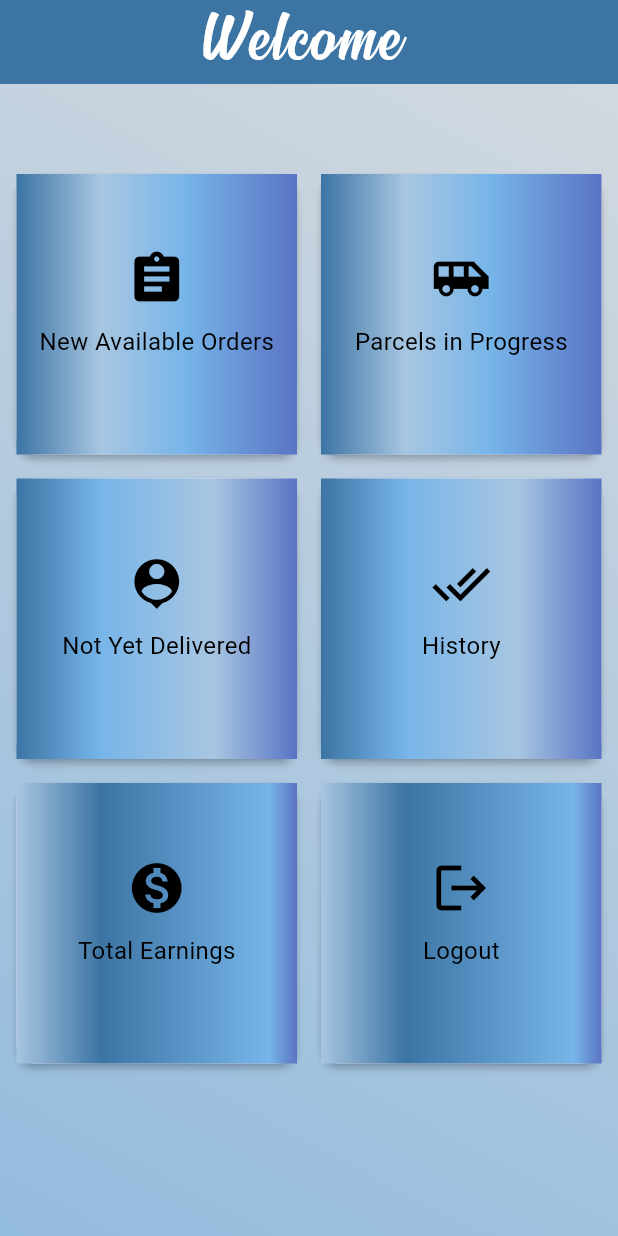
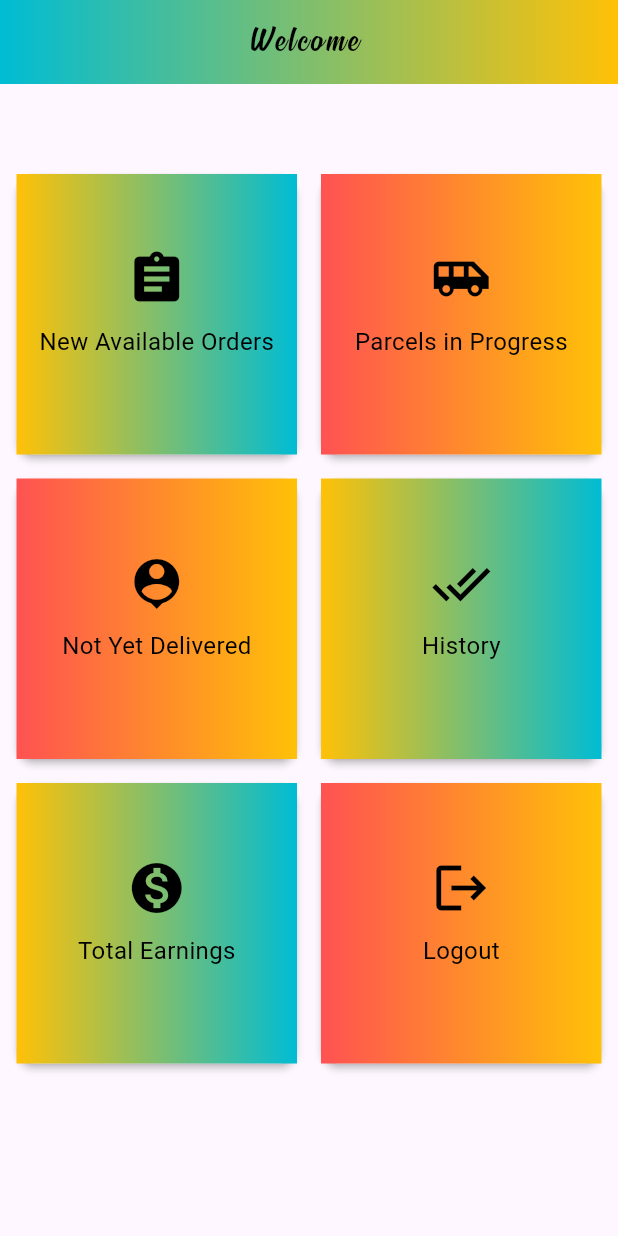
Before and after one commit to AyeshaSajid2/ridersapp-updated, a Flutter app: the HomeScreen screen opened directly, on a phone screen of 412 x 824 dp. Run offline on Flutter 3.47's test engine with Material 3 defaults, Android fonts, the phone set to English and light mode, and no system bars; our stand-ins replace carousel_slider, cloud_firestore, firebase_auth, firebase_core, firebase_storage, geocoding and 3 more; accounts and stored records are empty.

Commit message:
added maps

```diff
--- /dev/null
+++ b/lib/assistantMethods/get_current_location.dart
@@ -0,0 +1,24 @@
+import 'package:ridersapp/global/global.dart';
+import 'package:geocoding/geocoding.dart';
+import 'package:geolocator/geolocator.dart';
+
+class UserLocation
+{
+  getCurrentLocation() async
+  {
+    Position newPosition = await Geolocator.getCurrentPosition(
+      desiredAccuracy: LocationAccuracy.high,
+    );
+
+    position = newPosition;
+
+    placeMarks = await placemarkFromCoordinates(
+      position!.latitude,
+      position!.longitude,
+    );
+
+    Placemark pMark = placeMarks![0];
+
+    completeAddress = '${pMark.subThoroughfare} ${pMark.thoroughfare}, ${pMark.subLocality} ${pMark.locality}, ${pMark.subAdministrativeArea}, ${pMark.administrativeArea} ${pMark.postalCode}, ${pMark.country}';
+  }
+}
--- a/lib/global/global.dart
+++ b/lib/global/global.dart
@@ -1,5 +1,20 @@
 import 'package:firebase_auth/firebase_auth.dart';
+import 'package:geocoding/geocoding.dart';
+import 'package:geolocator/geolocator.dart';
 import 'package:shared_preferences/shared_preferences.dart';
 
 SharedPreferences? sharedPreferences;
 FirebaseAuth firebaseAuth = FirebaseAuth.instance;
+
+Position? position;
+List<Placemark>? placeMarks;
+String completeAddress="";
+
+
+//   //const Color(0xFF39F3BB),
+//                 const Color.fromARGB(255, 60, 116, 164),
+//                 const Color.fromARGB(255, 168, 198, 225),
+//                 const Color(0xFF77B5E9),
+//                 const Color(0xFF5A74C4),
+//               ],
+//               [0.0, 0.3, 0.6, 1.0],
--- a/lib/home_screen/main_screen.dart
+++ b/lib/home_screen/main_screen.dart
@@ -1,59 +1,85 @@
-// ignore_for_file: library_private_types_in_public_api
-
 import 'package:flutter/material.dart';
-// ignore: unused_import
+import 'package:ridersapp/assistantMethods/get_current_location.dart';
 import 'package:ridersapp/authentication/auth_screen.dart';
 import 'package:ridersapp/global/global.dart';
+import 'package:ridersapp/home_screen/new_orders_screen.dart';
+import 'package:ridersapp/home_screen/parcel_in_progress_screen.dart';
 
 class HomeScreen extends StatefulWidget {
-  // ignore: use_super_parameters
   const HomeScreen({Key? key}) : super(key: key);
 
   @override
   _HomeScreenState createState() => _HomeScreenState();
 }
 
-class _HomeScreenState extends State<HomeScreen> {
-  Card makeDashboardItem(String title, IconData iconData, int index,
-      List<Color> gradientColors, List<double> gradientStops) {
+
+
+class _HomeScreenState extends State<HomeScreen>
+{
+  Card makeDashboardItem(String title, IconData iconData, int index)
+  {
     return Card(
       elevation: 2,
       margin: const EdgeInsets.all(8),
       child: Container(
-        decoration: BoxDecoration(
-          gradient: LinearGradient(
-            colors: gradientColors,
-            begin: const FractionalOffset(0.0, 0.0),
-            end: const FractionalOffset(1.0, 0.0),
-            stops: gradientStops,
-            tileMode: TileMode.clamp,
-          ),
+        decoration: index == 0 || index == 3 || index == 4
+            ? const BoxDecoration(
+            gradient: LinearGradient(
+              colors: [
+                Colors.amber,
+                Colors.cyan,
+              ],
+              begin:  FractionalOffset(0.0, 0.0),
+              end:  FractionalOffset(1.0, 0.0),
+              stops: [0.0, 1.0],
+              tileMode: TileMode.clamp,
+            )
+        )
+            : const BoxDecoration(
+            gradient: LinearGradient(
+              colors: [
+                Colors.redAccent,
+                Colors.amber,
+              ],
+              begin:  FractionalOffset(0.0, 0.0),
+              end:  FractionalOffset(1.0, 0.0),
+              stops: [0.0, 1.0],
+              tileMode: TileMode.clamp,
+            )
         ),
         child: InkWell(
-          onTap: () {
-            // Handle onTap for each index
-            if (index == 0) {
+          onTap: ()
+          {
+            if(index == 0)
+            {
               //New Available Orders
-              // Navigator.push(context,
-              // MaterialPageRoute(builder: (c) => const NewOrdersScreen()));
+              Navigator.push(context, MaterialPageRoute(builder: (c)=> NewOrdersScreen()));
             }
-            if (index == 1) {
+            if(index == 1)
+            {
               //Parcels in Progress
+              Navigator.push(context, MaterialPageRoute(builder: (c)=> ParcelInProgressScreen()));
             }
-            if (index == 2) {
+            if(index == 2)
+            {
               //Not Yet Delivered
+
             }
-            if (index == 3) {
+            if(index == 3)
+            {
               //History
+
             }
-            if (index == 4) {
+            if(index == 4)
+            {
               //Total Earnings
+
             }
-            if (index == 5) {
+            if(index == 5)
+            {
               //Logout
-              firebaseAuth.signOut().then((value) {
-                Navigator.push(context,
-                    MaterialPageRoute(builder: (c) => const AuthScreen()));
+              firebaseAuth.signOut().then((value){
+                Navigator.push(context, MaterialPageRoute(builder: (c)=> const AuthScreen()));
               });
             }
           },
@@ -88,29 +114,37 @@ class _HomeScreenState extends State<HomeScreen> {
   }
 
   @override
+  void initState() {
+    super.initState();
+
+    UserLocation uLocation = UserLocation();
+    uLocation.getCurrentLocation();
+  }
+
+  @override
   Widget build(BuildContext context) {
     return Scaffold(
       appBar: AppBar(
-        // flexibleSpace: Container(
-        //   decoration: const BoxDecoration(
-        //     // gradient: LinearGradient(
-        //     //   begin: Alignment.topRight,
-        //     //   end: Alignment.bottomLeft,
-        //     //   colors: [
-        //     //     Color(0xFF56B89F),
-        //     //     Color(0xFF39F3BB),
-        //     //     Colors.cyan,
-        //     //   ],
-        //     // ),
-        //   ),
-        // ),
-        backgroundColor: const Color.fromARGB(255, 60, 116, 164),
+        flexibleSpace: Container(
+          decoration: const BoxDecoration(
+              gradient: LinearGradient(
+                colors: [
+                  Colors.cyan,
+                  Colors.amber,
+                ],
+                begin:  FractionalOffset(0.0, 0.0),
+                end:  FractionalOffset(1.0, 0.0),
+                stops: [0.0, 1.0],
+                tileMode: TileMode.clamp,
+              )
+          ),
+        ),
         title: Text(
-          // ignore: prefer_interpolation_to_compose_strings
-          "Welcome " + sharedPreferences!.getString("name")!,
+          "Welcome " +
+              sharedPreferences!.getString("name")!,
           style: const TextStyle(
-            fontSize: 50.0,
-            color: Colors.white,
+            fontSize: 25.0,
+            color: Colors.black,
             fontFamily: "Signatra",
             letterSpacing: 2,
           ),
@@ -119,100 +153,17 @@ class _HomeScreenState extends State<HomeScreen> {
         automaticallyImplyLeading: false,
       ),
       body: Container(
-        decoration: const BoxDecoration(
-          gradient: LinearGradient(
-            begin: Alignment.topRight,
-            end: Alignment.bottomLeft,
-            colors: [
-              Color.fromRGBO(210, 217, 223, 1),
-              Color.fromRGBO(147, 187, 222, 1),
-            ],
-          ),
-        ),
         padding: const EdgeInsets.symmetric(vertical: 50, horizontal: 1),
         child: GridView.count(
           crossAxisCount: 2,
           padding: const EdgeInsets.all(2),
           children: [
-            makeDashboardItem(
-              "New Available Orders",
-              Icons.assignment,
-              0,
-              [
-                // Color.fromARGB(255, 32, 18, 46),
-
-                //const Color(0xFF39F3BB),
-                const Color.fromARGB(255, 60, 116, 164),
-                const Color.fromARGB(255, 168, 198, 225),
-                const Color(0xFF77B5E9),
-                const Color(0xFF5A74C4),
-              ],
-              [0.0, 0.3, 0.6, 1.0],
-            ),
-            makeDashboardItem(
-              "Parcels in Progress",
-              Icons.airport_shuttle,
-              1,
-              [
-                const Color.fromARGB(255, 60, 116, 164),
-                const Color.fromARGB(255, 168, 198, 225),
-                const Color(0xFF77B5E9),
-                const Color(0xFF5A74C4),
-              ],
-              [0.0, 0.3, 0.6, 1.0],
-            ),
-            makeDashboardItem(
-              "Not Yet Delivered",
-              Icons.location_history,
-              2,
-              [
-                const Color.fromARGB(255, 60, 116, 164),
-                const Color(0xFF77B5E9),
-                // const Color(0xFF39F3BB),
-                const Color.fromARGB(255, 168, 198, 225),
-                const Color(0xFF5A74C4),
-              ],
-              [0.0, 0.3, 0.7, 1.0],
-            ),
-            makeDashboardItem(
-              "History",
-              Icons.done_all,
-              3,
-              [
-                const Color.fromARGB(255, 60, 116, 164),
-                const Color(0xFF77B5E9),
-                // const Color(0xFF39F3BB),
-                const Color.fromARGB(255, 168, 198, 225),
-                const Color(0xFF5A74C4),
-              ],
-              [0.0, 0.3, 0.7, 1.0],
-            ),
-            makeDashboardItem(
-              "Total Earnings",
-              Icons.monetization_on,
-              4,
-              [
-                // const Color(0xFF39F3BB),
-                const Color.fromARGB(255, 168, 198, 225),
-                const Color.fromARGB(255, 60, 116, 164),
-                const Color(0xFF77B5E9),
-                const Color(0xFF5A74C4),
-              ],
-              [0.0, 0.3, 0.9, 1.0],
-            ),
-            makeDashboardItem(
-              "Logout",
-              Icons.logout,
-              5,
-              [
-                // const Color(0xFF39F3BB),
-                const Color.fromARGB(255, 168, 198, 225),
-                const Color.fromARGB(255, 60, 116, 164),
-                const Color(0xFF77B5E9),
-                const Color(0xFF5A74C4),
-              ],
-              [0.0, 0.3, 0.9, 1.0],
-            ),
+            makeDashboardItem("New Available Orders", Icons.assignment, 0),
+            makeDashboardItem("Parcels in Progress", Icons.airport_shuttle, 1),
+            makeDashboardItem("Not Yet Delivered", Icons.location_history, 2),
+            makeDashboardItem("History", Icons.done_all, 3),
+            makeDashboardItem("Total Earnings", Icons.monetization_on, 4),
+            makeDashboardItem("Logout", Icons.logout, 5),
           ],
         ),
       ),
--- a/pubspec.yaml
+++ b/pubspec.yaml
@@ -61,6 +61,7 @@ dependencies:
   carousel_slider: ^4.2.1
   particle_field: ^1.0.0
   flutter_gradient_app_bar: ^0.3.1
+  url_launcher: ^6.2.5
   # particles: ^1.0.3 <=2.0.0?
 
 dev_dependencies:
```
Also changed, not shown: lib/home_screen/parcel_delivering_screen.dart (added, +36 -0 lines), lib/home_screen/parcel_in_progress_screen.dart (added, +66 -0 lines), lib/home_screen/parcel_picking_screen.dart (added, +179 -0 lines), lib/maps/map_utils.dart (added, +28 -0 lines), lib/widgets/simple_app_bar.dart (added, +40 -0 lines), pubspec.lock, 5 other files.
